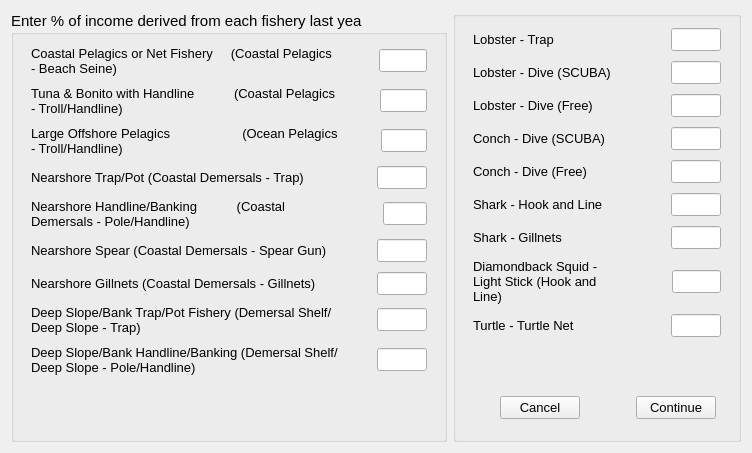
This is oom_st_kitts_nevis/Interview/rec_cpfv.ui in Ecotrust/openoceanmap-desktop as Qt 5 draws it before an edit. The edited form follows.
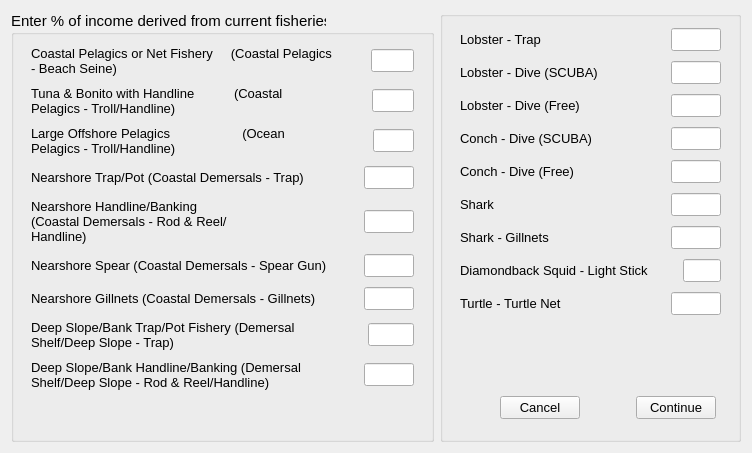
This is the edited form.

```diff
--- a/oom_st_kitts_nevis/Interview/rec_cpfv.ui
+++ b/oom_st_kitts_nevis/Interview/rec_cpfv.ui
@@ -24,7 +24,7 @@
       </font>
      </property>
      <property name="title" >
-      <string>Enter % of income derived from each fishery last year</string>
+      <string>Enter % of income derived from current fisheries</string>
      </property>
      <layout class="QVBoxLayout" name="verticalLayout_2" >
       <item>
@@ -402,13 +402,25 @@
             </property>
             <item>
              <widget class="QLabel" name="label_30" >
+              <property name="minimumSize" >
+               <size>
+                <width>250</width>
+                <height>0</height>
+               </size>
+              </property>
+              <property name="maximumSize" >
+               <size>
+                <width>250</width>
+                <height>16777215</height>
+               </size>
+              </property>
               <property name="font" >
                <font>
                 <pointsize>10</pointsize>
                </font>
               </property>
               <property name="text" >
-               <string>Nearshore Handline/Banking           (Coastal Demersals - Pole/Handline)</string>
+               <string>Nearshore Handline/Banking           (Coastal Demersals - Rod &amp; Reel/Handline)</string>
               </property>
               <property name="wordWrap" >
                <bool>true</bool>
@@ -736,13 +748,25 @@
             </property>
             <item>
              <widget class="QLabel" name="label_34" >
+              <property name="minimumSize" >
+               <size>
+                <width>270</width>
+                <height>0</height>
+               </size>
+              </property>
+              <property name="maximumSize" >
+               <size>
+                <width>270</width>
+                <height>16777215</height>
+               </size>
+              </property>
               <property name="font" >
                <font>
                 <pointsize>10</pointsize>
                </font>
               </property>
               <property name="text" >
-               <string>Deep Slope/Bank Handline/Banking (Demersal Shelf/Deep Slope - Pole/Handline)</string>
+               <string>Deep Slope/Bank Handline/Banking (Demersal Shelf/Deep Slope - Rod &amp; Reel/Handline)</string>
               </property>
               <property name="wordWrap" >
                <bool>true</bool>
@@ -1264,7 +1288,7 @@
                </font>
               </property>
               <property name="text" >
-               <string>Shark - Hook and Line</string>
+               <string>Shark</string>
               </property>
              </widget>
             </item>
@@ -1428,10 +1452,10 @@
                </font>
               </property>
               <property name="text" >
-               <string>Diamondback Squid - Light Stick (Hook and Line)</string>
+               <string>Diamondback Squid - Light Stick </string>
               </property>
               <property name="wordWrap" >
-               <bool>true</bool>
+               <bool>false</bool>
               </property>
              </widget>
             </item>
```
